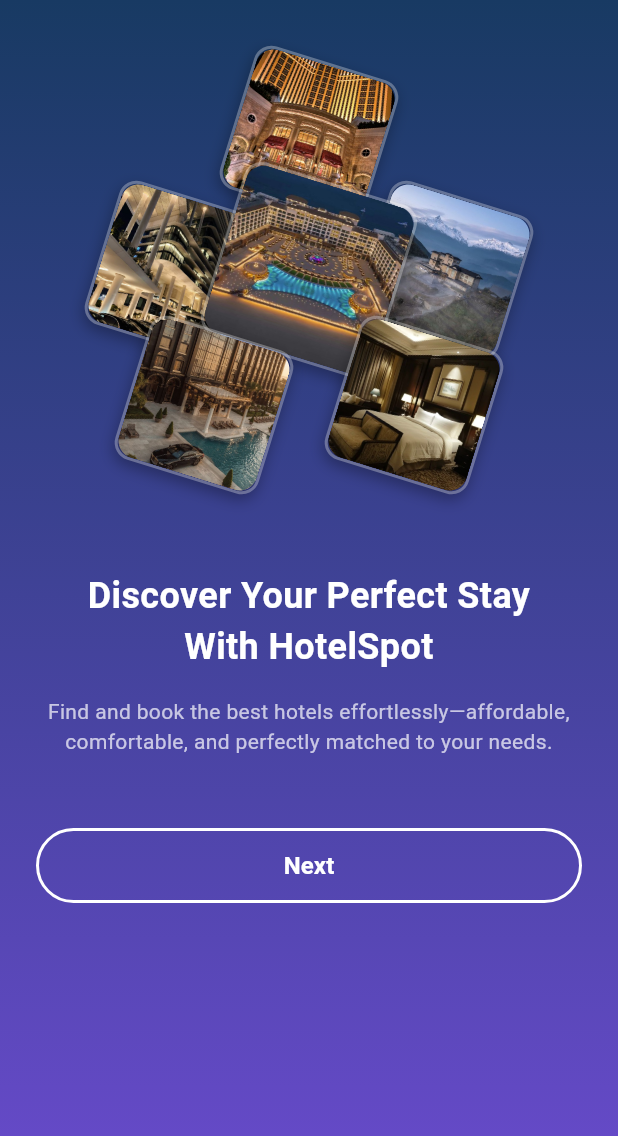
After one commit to asrim10/hotelspot, a Flutter app: the OnBoarding3Screen screen opened directly, on a phone screen of 412 x 824 dp. The commit adds this screen. Shown: the top 1136 px of the screen. Run offline on Flutter 3.47's test engine with Material 3 defaults, Android fonts, the phone set to English and light mode, and no system bars.

Commit message:
on_boarding3 made

```diff
--- a/lib/screens/on_boarding1_screen.dart
+++ b/lib/screens/on_boarding1_screen.dart
@@ -87,8 +87,9 @@
 
                   const SizedBox(height: 60),
 
+                  // Title
                   const Text(
-                    "Best Deals and offers",
+                    "Let's Find Your Sweet",
                     textAlign: TextAlign.center,
                     style: TextStyle(
                       color: Colors.white,
@@ -98,7 +99,7 @@
                   ),
 
                   const Text(
-                    'Find the best deals and offers for your stay at affordable prices',
+                    '& Dream Place',
                     textAlign: TextAlign.center,
                     style: TextStyle(
                       color: Colors.white,
@@ -110,7 +111,7 @@
                   const SizedBox(height: 16),
 
                   const Text(
-                    'Discover exclusive discounts and special offers on hotels worldwide. Book now and save big on your next adventure!',
+                    'Get the opportunity to stay that you dream of at an affordable price',
                     textAlign: TextAlign.center,
                     style: TextStyle(
                       color: Colors.white70,
--- /dev/null
+++ b/lib/screens/on_boarding3_screen.dart
@@ -0,0 +1,196 @@
+import 'package:flutter/material.dart';
+import 'package:hotelspot/screens/login_screen.dart';
+
+class OnBoarding3Screen extends StatelessWidget {
+  const OnBoarding3Screen({super.key});
+
+  @override
+  Widget build(BuildContext context) {
+    return Scaffold(
+      body: Container(
+        width: double.infinity,
+        height: double.infinity,
+        decoration: const BoxDecoration(
+          gradient: LinearGradient(
+            begin: Alignment.topCenter,
+            end: Alignment.bottomCenter,
+            colors: [Color(0xFF183A63), Color(0xFF6B4BCF)],
+          ),
+        ),
+        child: SafeArea(
+          child: SingleChildScrollView(
+            child: Padding(
+              padding: const EdgeInsets.symmetric(horizontal: 24.0),
+              child: Column(
+                children: [
+                  const SizedBox(height: 40),
+
+                  Center(
+                    child: SizedBox(
+                      width: 280,
+                      height: 280,
+                      child: Stack(
+                        alignment: Alignment.center,
+                        children: [
+                          Positioned(
+                            top: 0,
+                            child: _buildImageContainer(
+                              'assets/images/hotel1.jpeg',
+                              size: 100,
+                            ),
+                          ),
+
+                          Positioned(
+                            left: 0,
+                            child: _buildImageContainer(
+                              'assets/images/hotel2.jpeg',
+                              size: 100,
+                            ),
+                          ),
+
+                          Positioned(
+                            right: 0,
+                            child: _buildImageContainer(
+                              'assets/images/hotel3.jpeg',
+                              size: 100,
+                            ),
+                          ),
+
+                          Positioned(
+                            child: _buildImageContainer(
+                              'assets/images/hotel4.jpeg',
+                              size: 120,
+                            ),
+                          ),
+
+                          Positioned(
+                            bottom: 0,
+                            left: 20,
+                            child: _buildImageContainer(
+                              'assets/images/hotel5.jpeg',
+                              size: 100,
+                            ),
+                          ),
+
+                          Positioned(
+                            bottom: 0,
+                            right: 20,
+                            child: _buildImageContainer(
+                              'assets/images/hotel6.jpeg',
+                              size: 100,
+                            ),
+                          ),
+                        ],
+                      ),
+                    ),
+                  ),
+
+                  const SizedBox(height: 60),
+
+                  const Text(
+                    "Discover Your Perfect Stay",
+                    textAlign: TextAlign.center,
+                    style: TextStyle(
+                      color: Colors.white,
+                      fontSize: 24,
+                      fontWeight: FontWeight.bold,
+                    ),
+                  ),
+
+                  const Text(
+                    'With HotelSpot',
+                    textAlign: TextAlign.center,
+                    style: TextStyle(
+                      color: Colors.white,
+                      fontSize: 24,
+                      fontWeight: FontWeight.bold,
+                    ),
+                  ),
+
+                  const SizedBox(height: 16),
+
+                  const Text(
+                    'Find and book the best hotels effortlessly—affordable, comfortable, and perfectly matched to your needs.',
+                    textAlign: TextAlign.center,
+                    style: TextStyle(
+                      color: Colors.white70,
+                      fontSize: 14,
+                      fontWeight: FontWeight.w400,
+                    ),
+                  ),
+
+                  const SizedBox(height: 48),
+
+                  SizedBox(
+                    width: double.infinity,
+                    height: 50,
+                    child: OutlinedButton(
+                      onPressed: () {
+                        Navigator.of(context).push(
+                          MaterialPageRoute(
+                            builder: (context) => const LoginScreen(),
+                          ),
+                        );
+                      },
+                      style: OutlinedButton.styleFrom(
+                        side: const BorderSide(color: Colors.white, width: 2),
+                        shape: RoundedRectangleBorder(
+                          borderRadius: BorderRadius.circular(25),
+                        ),
+                      ),
+                      child: const Text(
+                        "Next",
+                        style: TextStyle(
+                          color: Colors.white,
+                          fontSize: 16,
+                          fontWeight: FontWeight.bold,
+                        ),
+                      ),
+                    ),
+                  ),
+                  const SizedBox(height: 40),
+                ],
+              ),
+            ),
+          ),
+        ),
+      ),
+    );
+  }
+
+  Widget _buildImageContainer(String imagePath, {required double size}) {
+    return Transform.rotate(
+      angle: 0.3, // diamond effect
+      child: Container(
+        width: size,
+        height: size,
+        decoration: BoxDecoration(
+          borderRadius: BorderRadius.circular(12),
+          border: Border.all(color: Colors.white30, width: 2),
+          boxShadow: [
+            BoxShadow(
+              color: Colors.black.withOpacity(0.3),
+              blurRadius: 8,
+              offset: const Offset(0, 4),
+            ),
+          ],
+        ),
+        child: ClipRRect(
+          borderRadius: BorderRadius.circular(12),
+          child: Image.asset(
+            imagePath,
+            fit: BoxFit.cover,
+            errorBuilder: (context, error, stackTrace) => Container(
+              color: Colors.grey[400],
+              child: const Icon(
+                Icons.image_not_supported,
+                color: Colors.grey,
+                size: 30,
+              ),
+            ),
+          ),
+        ),
+      ),
+    );
+  }
+}
```
